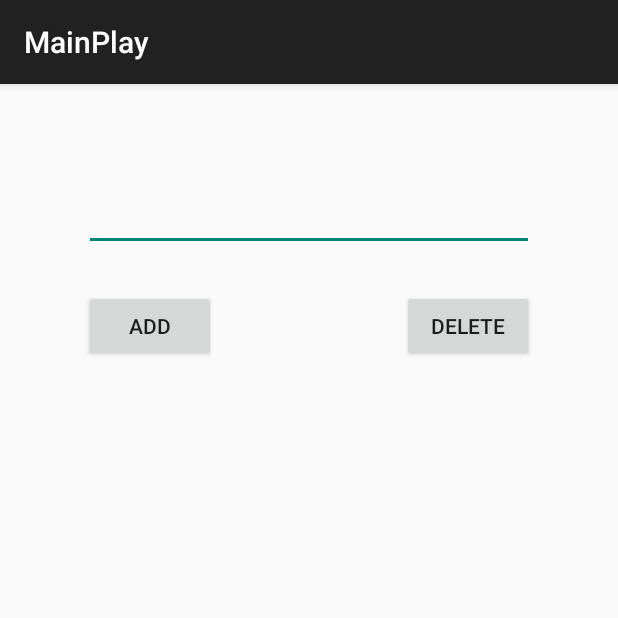
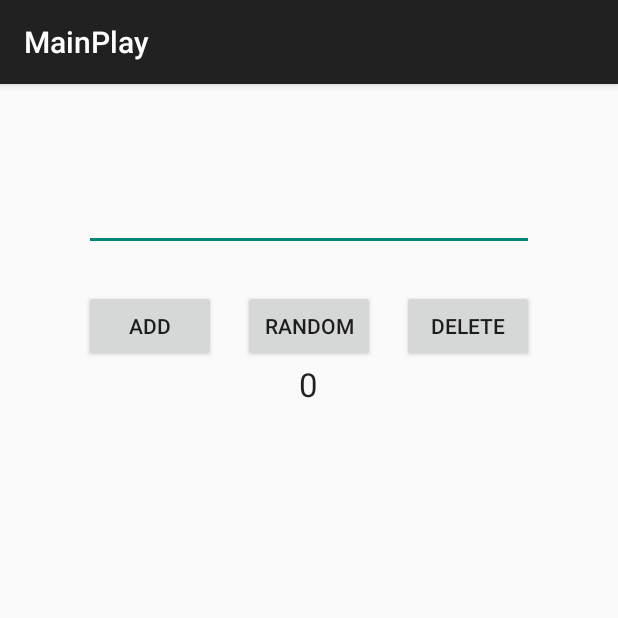
Before and after one commit to ihimawan/KakoiKanji, an Android app: the MainPlay screen opened directly, with no data from a screen before it, after a tap on "ADD", on a phone screen of 412 x 824 dp, the top half of it. Run offline under Robolectric (Android 15) with nearby library versions, the phone set to English and light mode, and no system bars; 1 other tap on this screen came first.

Commit message:
Now can generate random english word in the database

```diff
--- a/app/src/main/java/com/example/kakoi/MainPlay.java
+++ b/app/src/main/java/com/example/kakoi/MainPlay.java
@@ -15,6 +15,7 @@ public class MainPlay extends AppCompatActivity {
     EditText myInput;
     TextView myText;
     MyDBHandler dbHandler;
+    TextView randomText;
 
     //initial function
     @Override
@@ -23,9 +24,12 @@ public class MainPlay extends AppCompatActivity {
         setContentView(R.layout.activity_main_play);
         myInput = (EditText) findViewById(R.id.myInput);
         myText = (TextView) findViewById(R.id.myText);
+        randomText = (TextView) findViewById(R.id.randomText);
         dbHandler = new MyDBHandler(this, null, null, 1);
         printDatabase();
     }
+
+
 
     //function that adds items to the database
     public void addButtonClicked(View view){
@@ -34,11 +38,21 @@ public class MainPlay extends AppCompatActivity {
         printDatabase();
     }
 
+    public void addingQuestion(String englishWord){
+        Questions question = new Questions(englishWord);
+        dbHandler.addQuestion(question);
+    }
+
     //function that deletes items from the database
     public void deleteButtonClicked(View view){
         String inputText = myInput.getText().toString();
         dbHandler.deleteQuestion(inputText);
         printDatabase();
+    }
+
+    public void randomButtonClicked(View view){
+        String dbString = dbHandler.generateRandomQuestion();
+        randomText.setText(dbString);
     }
 
     //function that prints the contents of the database
--- a/app/src/main/java/com/example/kakoi/MyDBHandler.java
+++ b/app/src/main/java/com/example/kakoi/MyDBHandler.java
@@ -9,6 +9,8 @@ import android.database.sqlite.SQLiteOpenHelper;
 import android.database.Cursor;
 import android.content.Context;
 import android.content.ContentValues;
+
+import java.util.Random;
 
 /* this is the class where all the database operations happen
 TODO: NEED TO WORK ON HOW TO DO THE HIGHSCORE THING.
@@ -65,15 +67,18 @@ public class MyDBHandler extends SQLiteOpenHelper {
         String query = "SELECT * FROM " + TABLE_QUESTIONS + " WHERE 1";
 
         Cursor c = db.rawQuery(query, null);
-        c.moveToFirst();
+        int position = 0;
+        c.moveToPosition(position);
 
         while (!c.isAfterLast()){
             if(c.getString(c.getColumnIndex(COLUMN_ENGLISHWORD))!= null){
+                String posString = Integer.toString(position);
                 dbString += c.getString(c.getColumnIndex(COLUMN_ENGLISHWORD));
+                dbString += posString;
                 dbString += "\n";
 
             }
-            c.moveToNext();
+            c.moveToPosition(++position);
         }
 
         db.close();
@@ -81,4 +86,62 @@ public class MyDBHandler extends SQLiteOpenHelper {
 
     }
 
+
+
+    //to check if it is correct answer
+//    public boolean isCorrectAnswer(String question, String answerChoice){
+//        boolean flag = true;
+//        String dbString = "";
+//        SQLiteDatabase db = getWritableDatabase();
+//        String query = "SELECT * FROM " + TABLE_QUESTIONS + " WHERE 1";
+//
+//        Cursor c = db.rawQuery(query, null);
+//        c.moveToFirst();
+//
+//        while (!c.isAfterLast()){
+//            if((c.getString(c.getColumnIndex(COLUMN_ENGLISHWORD))).equals(question)){
+//                flag = (c.getString(c.getColumnIndex(COLUMN_ANSWER))).equals(answerChoice);
+//                break;
+//            }
+//            c.moveToNext();
+//        }
+//
+//        db.close();
+//        return flag;
+//
+//    }
+
+//    public Cursor getRandomDataItemFromDb(String tableName, int limit) {
+//        SQLiteDatabase db = getWritableDatabase();
+//        Cursor cursor = db.rawQuery("SELECT * FROM " + tableName+ " ORDER BY RANDOM() LIMIT " + limit, null);
+//        if (cursor.moveToFirst()) {
+//            return cursor;
+//        }
+//        return cursor;
+//    }
+
+    //chooses a random row in the database and displays the question
+
+    public String generateRandomQuestion(){
+
+        String dbString = "";
+        SQLiteDatabase db = getWritableDatabase();
+        String query = "SELECT * FROM " + TABLE_QUESTIONS + " WHERE 1";
+        String query2 = "SELECT * FROM " + TABLE_QUESTIONS + " ORDER BY RANDOM() LIMIT 1";
+
+
+        Cursor c = db.rawQuery(query, null);
+
+        Random rand = new Random();
+        int n = 30 + rand.nextInt(10); // Gives n such that 0 <= n < 20
+
+        c.moveToPosition(n);
+
+        dbString += c.getString(c.getColumnIndex(COLUMN_ENGLISHWORD));
+
+        db.close();
+        return dbString;
+
+    }
+
 }
--- a/app/src/main/java/com/example/kakoi/Questions.java
+++ b/app/src/main/java/com/example/kakoi/Questions.java
@@ -12,7 +12,7 @@ public class Questions {
     private int _id;
     private String _englishword;
 
-    public Questions(){
+    public Questions() {
 
     }
 
--- a/app/src/main/res/layout/activity_main_play.xml
+++ b/app/src/main/res/layout/activity_main_play.xml
@@ -40,6 +40,25 @@
         android:textAppearance="?android:attr/textAppearanceLarge"
         android:text="Large Text"
         android:id="@+id/myText"
-        android:layout_centerVertical="true"
+        android:layout_below="@+id/addButton"
         android:layout_centerHorizontal="true" />
+
+    <Button
+        android:layout_width="wrap_content"
+        android:layout_height="wrap_content"
+        android:text="RANDOM"
+        android:id="@+id/randomButton"
+        android:onClick="randomButtonClicked"
+        android:layout_above="@+id/myText"
+        android:layout_centerHorizontal="true" />
+
+    <TextView
+        android:layout_width="wrap_content"
+        android:layout_height="wrap_content"
+        android:textAppearance="?android:attr/textAppearanceLarge"
+        android:text="Large Text"
+        android:id="@+id/randomText"
+        android:layout_below="@+id/randomButton"
+        android:layout_centerHorizontal="true"
+        android:layout_marginTop="87dp" />
 </RelativeLayout>
```
